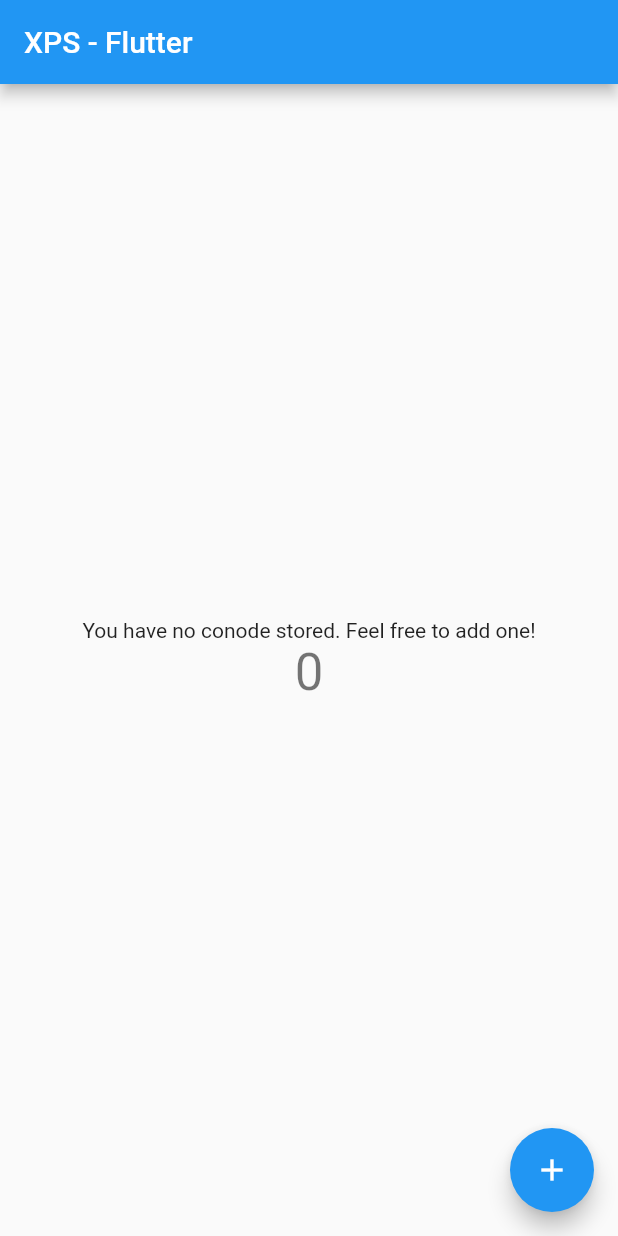
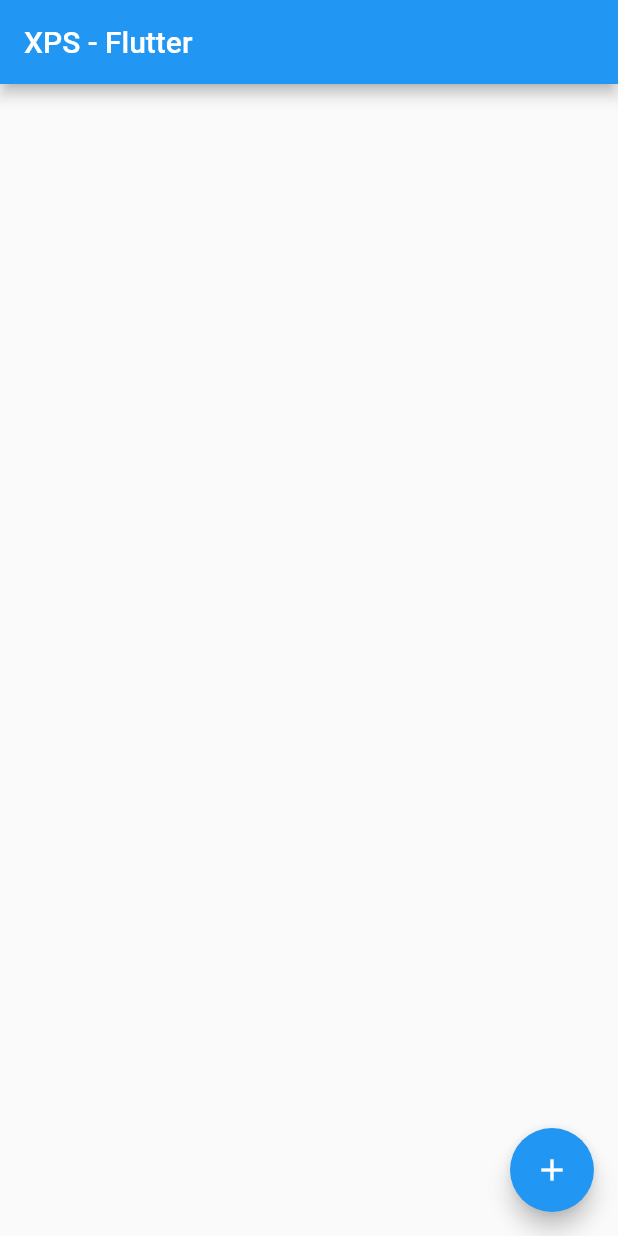
Before and after one commit to isabella232/student_18_xps, a Flutter app: the screen it shows after launch, after a tap on the "add" icon, on a phone screen of 412 x 824 dp. Run offline on Flutter 3.47's test engine with Material 2 defaults, Android fonts, the phone set to English and light mode, and no system bars; missing offline and left inert: barcode_scan.

Commit message:
Removed unused file
Imrpoved display of JSON and other info

```diff
--- a/Flutter/xps_flutter/lib/main.dart
+++ b/Flutter/xps_flutter/lib/main.dart
@@ -1,12 +1,13 @@
 import 'dart:async';
 import 'package:flutter/material.dart';
 import 'package:flutter/rendering.dart';
-import 'package:xps_flutter/scan_screen.dart';
 import 'package:barcode_scan/barcode_scan.dart';
 import 'package:flutter/services.dart';
 
 
 void main() => runApp(new MyApp());
+
+const String DEFAULT_CONODE_TEXT = 'You have no conode stored. Feel free to add one!';
 
 class MyApp extends StatelessWidget {
   // This widget is the root of your application.
@@ -49,13 +50,15 @@
 }
 
 class _MyHomePageState extends State<MyHomePage> {
-  int _counter = 0;
   String barcode = "";
+  String conodeText = DEFAULT_CONODE_TEXT;
 
   Future scan() async {
     try {
       String barcode = await BarcodeScanner.scan();
       setState(() => this.barcode = barcode);
+      setState(() => this.conodeText = "");
+
     } on PlatformException catch (e) {
       if (e.code == BarcodeScanner.CameraAccessDenied) {
         setState(() {
@@ -64,10 +67,13 @@
       } else {
         setState(() => this.barcode = 'Unknown error: $e');
       }
+      setState(() => this.conodeText = DEFAULT_CONODE_TEXT);
     } on FormatException{
       setState(() => this.barcode = 'null (User returned using the "back"-button before scanning anything. Result)');
+      setState(() => this.conodeText = DEFAULT_CONODE_TEXT);
     } catch (e) {
       setState(() => this.barcode = 'Unknown error: $e');
+      setState(() => this.conodeText = DEFAULT_CONODE_TEXT);
     }
   }
 
@@ -105,11 +111,10 @@
           mainAxisAlignment: MainAxisAlignment.center,
           children: <Widget>[
             new Text(
-              'You have no conode stored. Feel free to add one!',
+              conodeText,
             ),
             new Text(
-              '$_counter',
-              style: Theme.of(context).textTheme.display1,
+              barcode,
             ),
           ],
         ),
```
Also changed, not shown: Flutter/xps_flutter/lib/scan_screen.dart (deleted, +0 -70 lines).
